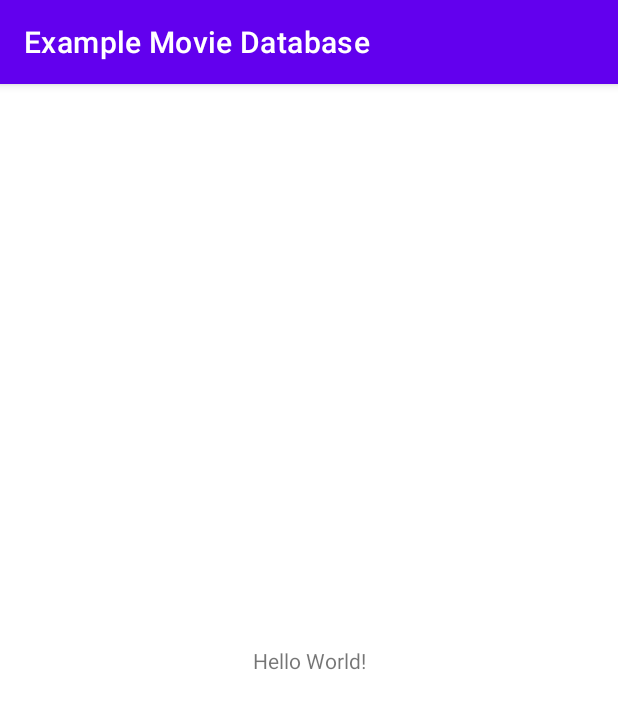
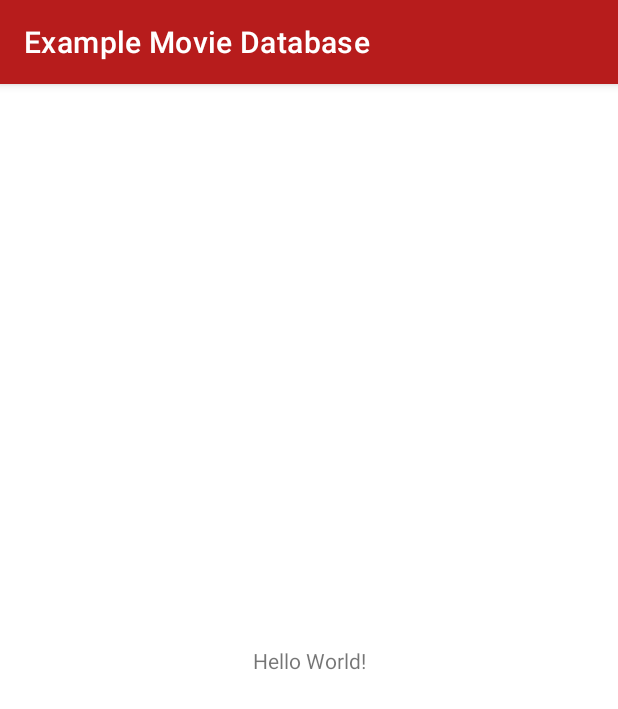
Before and after one commit to zsoltGczy/example-movie-database-android, an Android app: the screen it shows after launch (MainActivity), on a phone screen of 412 x 824 dp. Shown: the top 709 px of the screen. Run offline under Robolectric (Android 15) with nearby library versions, the phone set to English and light mode, and no system bars; our stand-ins replace Dagger/Hilt's generated code; 2 statements that could not run were skipped.

Commit message:
Set up app themes

```diff
--- a/app/src/main/res/values-night/themes.xml
+++ b/app/src/main/res/values-night/themes.xml
@@ -2,15 +2,15 @@
     <!-- Base application theme. -->
     <style name="Theme.ExampleMovieDatabase" parent="Theme.MaterialComponents.DayNight.DarkActionBar">
         <!-- Primary brand color. -->
-        <item name="colorPrimary">@color/purple_200</item>
-        <item name="colorPrimaryVariant">@color/purple_700</item>
-        <item name="colorOnPrimary">@color/black</item>
+        <item name="colorPrimary">@color/primaryDarkColor</item>
+        <item name="colorPrimaryVariant">@color/primaryDarkColor</item>
+        <item name="colorOnPrimary">@color/primaryTextColor</item>
         <!-- Secondary brand color. -->
-        <item name="colorSecondary">@color/teal_200</item>
-        <item name="colorSecondaryVariant">@color/teal_200</item>
-        <item name="colorOnSecondary">@color/black</item>
+        <item name="colorSecondary">@color/secondaryDarkColor</item>
+        <item name="colorSecondaryVariant">@color/secondaryDarkColor</item>
+        <item name="colorOnSecondary">@color/secondaryTextColor</item>
         <!-- Status bar color. -->
-        <item name="android:statusBarColor" tools:targetApi="l">?attr/colorPrimaryVariant</item>
+        <item name="android:statusBarColor" tools:targetApi="l">@color/black</item>
         <!-- Customize your theme here. -->
     </style>
 </resources>
--- a/app/src/main/res/values/colors.xml
+++ b/app/src/main/res/values/colors.xml
@@ -1,10 +1,13 @@
 <?xml version="1.0" encoding="utf-8"?>
 <resources>
-    <color name="purple_200">#FFBB86FC</color>
-    <color name="purple_500">#FF6200EE</color>
-    <color name="purple_700">#FF3700B3</color>
-    <color name="teal_200">#FF03DAC5</color>
-    <color name="teal_700">#FF018786</color>
+    <color name="primaryColor">#B71C1C</color>
+    <color name="primaryLightColor">#F05545</color>
+    <color name="primaryDarkColor">#7F0000</color>
+    <color name="secondaryColor">#616161</color>
+    <color name="secondaryLightColor">#8E8E8E</color>
+    <color name="secondaryDarkColor">#373737</color>
+    <color name="primaryTextColor">#FFFFFF</color>
+    <color name="secondaryTextColor">#FFFFFF</color>
     <color name="black">#FF000000</color>
     <color name="white">#FFFFFFFF</color>
 </resources>
--- a/app/src/main/res/values/themes.xml
+++ b/app/src/main/res/values/themes.xml
@@ -2,13 +2,13 @@
     <!-- Base application theme. -->
     <style name="Theme.ExampleMovieDatabase" parent="Theme.MaterialComponents.DayNight.DarkActionBar">
         <!-- Primary brand color. -->
-        <item name="colorPrimary">@color/purple_500</item>
-        <item name="colorPrimaryVariant">@color/purple_700</item>
-        <item name="colorOnPrimary">@color/white</item>
+        <item name="colorPrimary">@color/primaryColor</item>
+        <item name="colorPrimaryVariant">@color/primaryDarkColor</item>
+        <item name="colorOnPrimary">@color/primaryTextColor</item>
         <!-- Secondary brand color. -->
-        <item name="colorSecondary">@color/teal_200</item>
-        <item name="colorSecondaryVariant">@color/teal_700</item>
-        <item name="colorOnSecondary">@color/black</item>
+        <item name="colorSecondary">@color/secondaryColor</item>
+        <item name="colorSecondaryVariant">@color/secondaryDarkColor</item>
+        <item name="colorOnSecondary">@color/secondaryTextColor</item>
         <!-- Status bar color. -->
         <item name="android:statusBarColor" tools:targetApi="l">?attr/colorPrimaryVariant</item>
         <!-- Customize your theme here. -->
```
